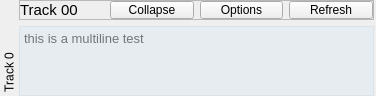
Above: GUI/UI/TimelineHeaderWidget/TimelineHeaderWidget.ui from BrendonWatsonLab/PhoPyQtTimelinePlotter before the change. Below: the same form after it.
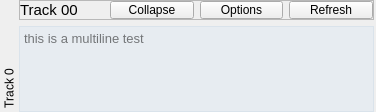
That is the form after the change.

```diff
--- a/GUI/UI/TimelineHeaderWidget/TimelineHeaderWidget.ui
+++ b/GUI/UI/TimelineHeaderWidget/TimelineHeaderWidget.ui
@@ -8,7 +8,7 @@
     <x>0</x>
     <y>0</y>
     <width>376</width>
-    <height>50</height>
+    <height>112</height>
    </rect>
   </property>
   <property name="windowTitle">
@@ -41,7 +41,7 @@
      <property name="minimumSize">
       <size>
        <width>356</width>
-       <height>50</height>
+       <height>112</height>
       </size>
      </property>
      <property name="features">
```
